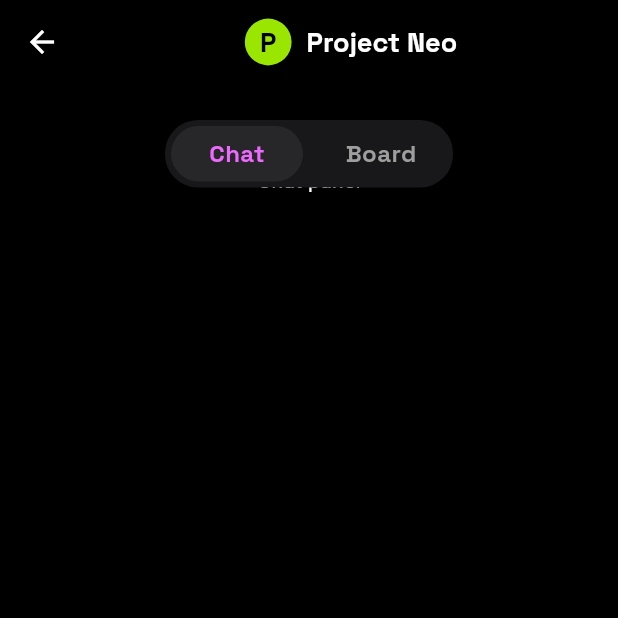
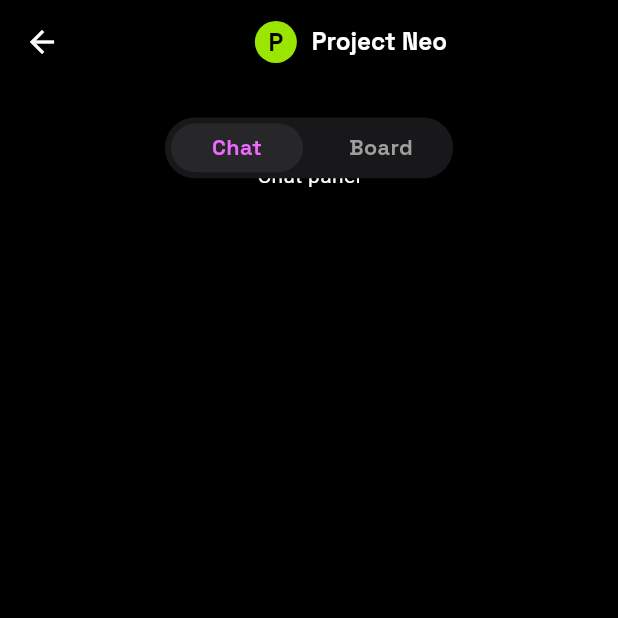
Before and after one commit to Fizzzle/collabix, a Flutter app: the screen it shows after launch, after a tap on "Project Neo", on a phone screen of 412 x 824 dp, the top half of it. Run offline on Flutter 3.47's test engine with Material 3 defaults, Android fonts, the phone set to English and light mode, and no system bars; our stand-ins replace flutter_screenutil.

Commit message:
Fix: ScreenUtil

```diff
--- a/lib/app/app.dart
+++ b/lib/app/app.dart
@@ -1,5 +1,6 @@
 import 'package:collabix/features/home/presentation/home_screen.dart';
 import 'package:flutter/material.dart';
+import 'package:flutter_screenutil/flutter_screenutil.dart';
 
 /// Entry point of the application
 class App extends StatelessWidget {
@@ -8,9 +9,20 @@ class App extends StatelessWidget {
 
   @override
   Widget build(BuildContext context) {
-    return const MaterialApp(
-      debugShowCheckedModeBanner: false,
-      home: HomeScreen(),
+    return ScreenUtilInit(
+      designSize: const Size(412, 917),
+      minTextAdapt: true,
+      splitScreenMode: true,
+      builder: (_, __) {
+        return MaterialApp(
+          title: 'Collabix',
+          debugShowCheckedModeBanner: false,
+          theme: ThemeData(
+            useMaterial3: true,
+          ),
+          home: const HomeScreen(),
+        );
+      },
     );
   }
 }
--- a/lib/features/conversation/presentation/conversation_screen.dart
+++ b/lib/features/conversation/presentation/conversation_screen.dart
@@ -3,6 +3,7 @@ import 'package:collabix/core/constants/app_const.dart';
 import 'package:collabix/features/conversation/screens/chat/chat_screen.dart';
 import 'package:collabix/features/conversation/screens/dashboard/dashboard_screen.dart';
 import 'package:flutter/material.dart';
+import 'package:flutter_screenutil/flutter_screenutil.dart';
 
 /// Chat screen
 class ConversationScreen extends StatefulWidget {
@@ -64,7 +65,7 @@ class _ConversationScreenState extends State<ConversationScreen> {
 
           /// Custom tab bar
           Positioned(
-            top: 16,
+            top: 16.h,
             left: 0,
             right: 0,
             child: _CustomTabBar(
@@ -94,11 +95,11 @@ class _CustomTabBar extends StatelessWidget {
 
     return Center(
       child: Container(
-        width: 192,
-        height: 45,
-        decoration: const BoxDecoration(
-          color: Color(0xFF18181B),
-          borderRadius: BorderRadius.all(Radius.circular(22)),
+        width: 192.w,
+        height: 45.h,
+        decoration: BoxDecoration(
+          color: const Color(0xFF18181B),
+          borderRadius: BorderRadius.all(Radius.circular(22.r)),
         ),
         child: Row(
           children: List.generate(2, (index) {
@@ -109,12 +110,12 @@ class _CustomTabBar extends StatelessWidget {
                 onTap: () => onTabChanged(index),
                 child: AnimatedContainer(
                   duration: const Duration(milliseconds: 250),
-                  margin: const EdgeInsets.all(4),
+                  margin: EdgeInsets.all(4.w),
                   decoration: BoxDecoration(
                     color: isActive
                         ? AppColors.borderColor
                         : Colors.transparent,
-                    borderRadius: BorderRadius.circular(22),
+                    borderRadius: BorderRadius.circular(22.r),
                   ),
                   alignment: Alignment.center,
                   child: Text(
@@ -125,7 +126,7 @@ class _CustomTabBar extends StatelessWidget {
                                 ? AppColors.chatText
                                 : AppColors.boardText)
                           : Colors.grey,
-                      fontSize: 16,
+                      fontSize: 16.sp,
                       fontWeight: FontWeight.bold,
                       fontFamily: 'SpaceGrot',
                     ),
@@ -155,26 +156,26 @@ class _CustomAppBar extends StatelessWidget {
         mainAxisAlignment: MainAxisAlignment.center,
         children: [
           CircleAvatar(
-            radius: 15.6,
+            radius: 15.6.r,
             backgroundColor: AppColors.boardText,
             child: Center(
               child: Text(
                 conversationTitle[0].toUpperCase(),
-                style: const TextStyle(
+                style: TextStyle(
                   color: AppColors.background,
-                  fontSize: 18,
+                  fontSize: 18.sp,
                   fontWeight: FontWeight.bold,
                   fontFamily: 'SpaceGrot',
                 ),
               ),
             ),
           ),
-          const SizedBox(width: 10),
+          SizedBox(width: 10.w),
           Text(
             conversationTitle,
-            style: const TextStyle(
+            style: TextStyle(
               color: AppColors.text,
-              fontSize: 18,
+              fontSize: 18.sp,
               fontWeight: FontWeight.bold,
               fontFamily: 'SpaceGrot',
             ),
--- a/lib/features/conversation/screens/chat/chat_screen.dart
+++ b/lib/features/conversation/screens/chat/chat_screen.dart
@@ -1,5 +1,6 @@
 import 'package:collabix/core/constants/app_colors.dart';
 import 'package:flutter/material.dart';
+import 'package:flutter_screenutil/flutter_screenutil.dart';
 
 /// Chat screen
 class ChatScreen extends StatelessWidget {
@@ -22,30 +23,30 @@ class ChatScreen extends StatelessWidget {
           color: AppColors.background,
           child: ListView(
             controller: scrollController,
-            children: const [
-              SizedBox(height: 10),
+            children: [
+              SizedBox(height: 10.h),
 
               /// Handle
               Center(
                 child: SizedBox(
-                  width: 40,
-                  child: Divider(
+                  width: 40.w,
+                  child: const Divider(
                     thickness: 4,
                     color: Colors.red,
                   ),
                 ),
               ),
 
-              SizedBox(height: 20),
+              SizedBox(height: 20.h),
 
-              Center(
+              const Center(
                 child: Text(
                   "Chat panel",
                   style: TextStyle(color: AppColors.text),
                 ),
               ),
 
-              SizedBox(height: 800),
+              SizedBox(height: 800.h),
             ],
           ),
         );
--- a/lib/features/conversation/screens/dashboard/dashboard_screen.dart
+++ b/lib/features/conversation/screens/dashboard/dashboard_screen.dart
@@ -1,5 +1,6 @@
 import 'package:collabix/core/constants/app_colors.dart';
 import 'package:flutter/material.dart';
+import 'package:flutter_screenutil/flutter_screenutil.dart';
 
 /// DASHBOARD SCREEN
 class DashboardScreen extends StatelessWidget {
@@ -8,12 +9,12 @@ class DashboardScreen extends StatelessWidget {
 
   @override
   Widget build(BuildContext context) {
-    return const Center(
+    return Center(
       child: Text(
         'Dashboard',
         style: TextStyle(
           color: AppColors.text,
-          fontSize: 24,
+          fontSize: 24.sp,
           fontWeight: FontWeight.bold,
           fontFamily: 'SpaceGrot',
         ),
--- a/lib/features/home/presentation/home_screen.dart
+++ b/lib/features/home/presentation/home_screen.dart
@@ -4,6 +4,7 @@ import 'package:collabix/features/home/widgets/name_and_logo_widget.dart';
 import 'package:collabix/features/home/widgets/profile_widget.dart';
 import 'package:collabix/features/home/widgets/user_chat_info_widget.dart';
 import 'package:flutter/material.dart';
+import 'package:flutter_screenutil/flutter_screenutil.dart';
 
 /// Home screen
 class HomeScreen extends StatefulWidget {
@@ -196,17 +197,17 @@ class _FindSpacesWidget extends StatelessWidget {
             color: AppColors.boardText,
           ),
 
-          borderRadius: BorderRadius.circular(16),
+          borderRadius: BorderRadius.circular(16.r),
         ),
         border: OutlineInputBorder(
-          borderRadius: BorderRadius.circular(16),
+          borderRadius: BorderRadius.circular(16.r),
         ),
         filled: true,
         fillColor: AppColors.backgroundItemColor,
         hintText: 'Search spaces...',
-        hintStyle: const TextStyle(
+        hintStyle: TextStyle(
           color: AppColors.upcomingMessageText,
-          fontSize: 16,
+          fontSize: 16.sp,
         ),
 
         prefixIcon: const Icon(
@@ -225,7 +226,7 @@ class _AppBarWidget extends StatelessWidget {
   Widget build(BuildContext context) {
     return Row(
       mainAxisAlignment: MainAxisAlignment.spaceBetween,
-      spacing: 10,
+      spacing: 10.w,
       children: [
         const NameAndLogoWidget(),
         ProfileWidget(
--- a/lib/features/home/widgets/name_and_logo_widget.dart
+++ b/lib/features/home/widgets/name_and_logo_widget.dart
@@ -1,5 +1,6 @@
 import 'package:collabix/core/constants/app_colors.dart';
 import 'package:flutter/material.dart';
+import 'package:flutter_screenutil/flutter_screenutil.dart';
 
 /// Name and logo widget
 class NameAndLogoWidget extends StatelessWidget {
@@ -12,11 +13,11 @@ class NameAndLogoWidget extends StatelessWidget {
   Widget build(BuildContext context) {
     return Row(
       children: [
-        const Text(
+        Text(
           'CollaBix',
           style: TextStyle(
             color: AppColors.text,
-            fontSize: 36,
+            fontSize: 36.sp,
             fontWeight: FontWeight.bold,
             fontFamily: 'SpaceGrot',
           ),
--- a/lib/features/home/widgets/profile_widget.dart
+++ b/lib/features/home/widgets/profile_widget.dart
@@ -1,5 +1,6 @@
 import 'package:collabix/core/constants/app_colors.dart';
 import 'package:flutter/material.dart';
+import 'package:flutter_screenutil/flutter_screenutil.dart';
 
 /// Profile widget
 class ProfileWidget extends StatelessWidget {
@@ -15,17 +16,17 @@ class ProfileWidget extends StatelessWidget {
   @override
   Widget build(BuildContext context) {
     return SizedBox(
-      width: 55,
-      height: 55,
+      width: 55.w,
+      height: 55.h,
       child: GestureDetector(
         onTap: onTap,
-        child: const Stack(
+        child: Stack(
           children: [
             Positioned(
-              top: 4,
-              left: 5,
+              top: 4.h,
+              left: 5.w,
               child: CircleAvatar(
-                radius: 24,
+                radius: 24.r,
                 backgroundColor: AppColors.boardText,
               ),
             ),
@@ -33,14 +34,14 @@ class ProfileWidget extends StatelessWidget {
               top: 0,
               left: 0,
               child: CircleAvatar(
-                radius: 25,
-                backgroundColor: Color(0xFF3F3F47),
+                radius: 25.r,
+                backgroundColor: const Color(0xFF3F3F47),
               ),
             ),
 
             CircleAvatar(
-              radius: 22,
-              backgroundImage: AssetImage('assets/images/ava.png'),
+              radius: 22.r,
+              backgroundImage: const AssetImage('assets/images/ava.png'),
             ),
           ],
         ),
--- a/lib/features/home/widgets/user_chat_info_widget.dart
+++ b/lib/features/home/widgets/user_chat_info_widget.dart
@@ -1,5 +1,6 @@
 import 'package:collabix/core/constants/app_colors.dart';
 import 'package:flutter/material.dart';
+import 'package:flutter_screenutil/flutter_screenutil.dart';
 
 /// User chat info widget
 class UserChatInfoWidget extends StatelessWidget {
@@ -31,43 +32,43 @@ class UserChatInfoWidget extends StatelessWidget {
       children: [
         ///Будут аватарки тех юзеров, с которыми идет чат
         Row(
-          spacing: 10,
+          spacing: 10.w,
           children: [
-            const CircleAvatar(
-              radius: 20,
-              backgroundImage: AssetImage('assets/images/ava.png'),
+            CircleAvatar(
+              radius: 20.r,
+              backgroundImage: const AssetImage('assets/images/ava.png'),
             ),
             Column(
               crossAxisAlignment: CrossAxisAlignment.start,
               children: [
                 Text(
                   title,
-                  style: const TextStyle(
+                  style: TextStyle(
                     color: AppColors.text,
-                    fontSize: 20,
+                    fontSize: 20.sp,
                     fontWeight: FontWeight.bold,
                   ),
                 ),
                 Row(
-                  spacing: 10,
+                  spacing: 10.w,
                   children: [
                     Container(
-                      padding: const EdgeInsets.all(3),
+                      padding: EdgeInsets.all(3.w),
                       decoration: BoxDecoration(
                         color: category == 'Board'
                             ? AppColors.boardText.withValues(alpha: 0.15)
                             : AppColors.chatText.withValues(alpha: 0.15),
-                        borderRadius: BorderRadius.circular(4),
+                        borderRadius: BorderRadius.circular(4.r),
                       ),
                       child: Row(
-                        spacing: 5,
+                        spacing: 5.w,
                         children: [
                           Icon(
                             category == 'Board' ? Icons.dashboard : Icons.chat,
                             color: category == 'Board'
                                 ? AppColors.boardText
                                 : AppColors.chatText,
-                            size: 15,
+                            size: 15.sp,
                           ),
                           Text(
                             category,
@@ -75,7 +76,7 @@ class UserChatInfoWidget extends StatelessWidget {
                               color: category == 'Board'
                                   ? AppColors.boardText
                                   : AppColors.chatText,
-                              fontSize: 15,
+                              fontSize: 15.sp,
                               fontWeight: FontWeight.bold,
                             ),
                           ),
@@ -84,9 +85,9 @@ class UserChatInfoWidget extends StatelessWidget {
                     ),
                     Text(
                       lastMessage,
-                      style: const TextStyle(
+                      style: TextStyle(
                         color: AppColors.upcomingMessageText,
-                        fontSize: 14,
+                        fontSize: 14.sp,
                       ),
                     ),
                   ],
@@ -99,9 +100,9 @@ class UserChatInfoWidget extends StatelessWidget {
           alignment: Alignment.topRight,
           child: Text(
             time,
-            style: const TextStyle(
+            style: TextStyle(
               color: AppColors.upcomingMessageText,
-              fontSize: 12,
+              fontSize: 12.sp,
             ),
           ),
         ),
--- a/pubspec.yaml
+++ b/pubspec.yaml
@@ -32,6 +32,7 @@ dependencies:
 
   flutter:
     sdk: flutter
+  flutter_screenutil: ^5.9.3
 
   # The following adds the Cupertino Icons font to your application.
   # Use with the CupertinoIcons class for iOS style icons.
```
Also changed, not shown: pubspec.lock.
